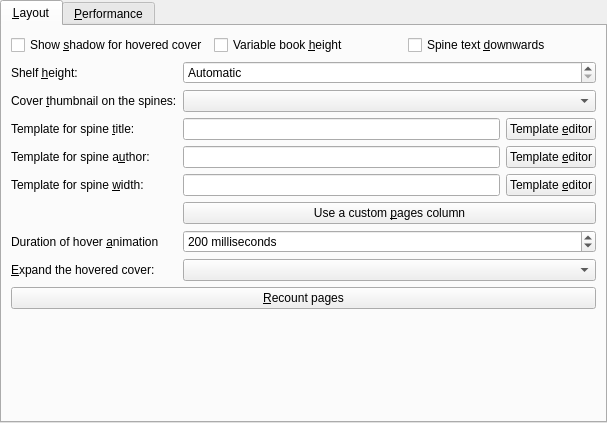
The window that src/calibre/gui2/preferences/look_feel_tabs/bookshelf_view.ui (kovidgoyal/calibre) describes before a commit, drawn with Qt 5.
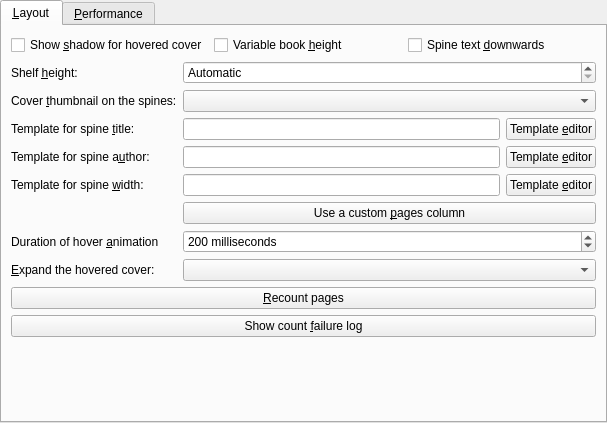
The same window after the commit. Custom widgets are drawn as their Qt base class.

Commit message:
Add an easily accessible log of page count failures
Also make counting a bit more robust by restarting the worker is getting
a result from it fails.

The edit to the form file:
```diff
--- a/src/calibre/gui2/preferences/look_feel_tabs/bookshelf_view.ui
+++ b/src/calibre/gui2/preferences/look_feel_tabs/bookshelf_view.ui
@@ -225,7 +225,7 @@
       </property>
      </widget>
     </item>
-    <item row="10" column="0">
+    <item row="11" column="0">
      <spacer name="vertical_spacer_1">
       <property name="orientation">
        <enum>Qt::Vertical</enum>
@@ -248,6 +248,13 @@
       </property>
      </widget>
     </item>
+    <item row="10" column="0" colspan="2">
+     <widget class="QPushButton" name="show_log_button">
+      <property name="text">
+       <string>Show count &amp;failure log</string>
+      </property>
+     </widget>
+    </item>
    </layout>
   </widget>
   <widget class="CoverCacheConfig" name="config_cache">
```
The commit also changes 4 other files.
